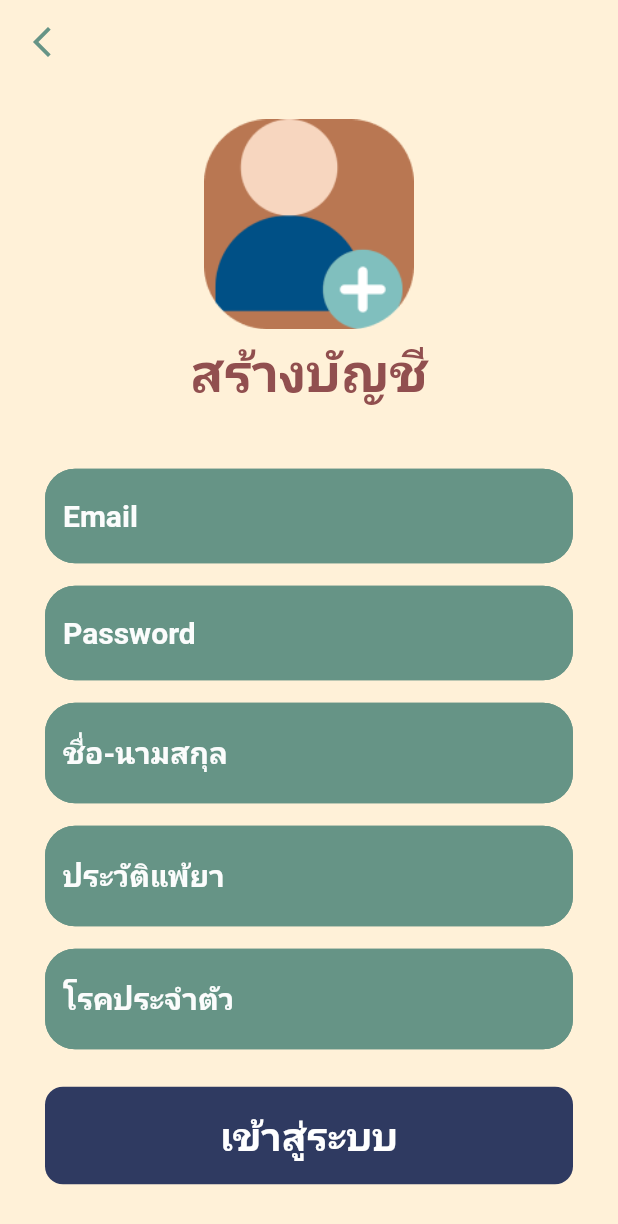
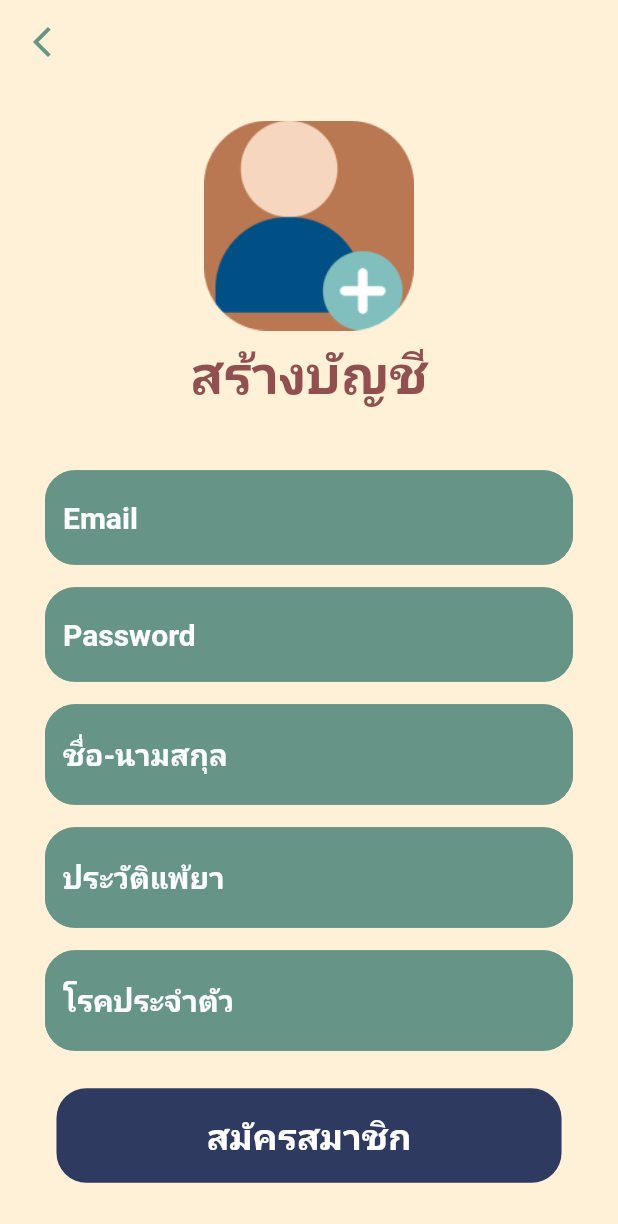
Before and after one commit to stamptitaree/NewProject, a Flutter app: the Register screen opened directly, on a phone screen of 412 x 824 dp. Shown: the top 1224 px of the screen. Run offline on Flutter 3.47's test engine with Material 2 defaults, Android fonts, the phone set to English and light mode, and no system bars; our stand-ins replace firebase_core; missing offline and left inert: dart:ffi; accounts and stored records are empty.

Commit message:
แก้box

```diff
--- a/lib/register.dart
+++ b/lib/register.dart
@@ -1,4 +1,5 @@
 import 'package:flutter/material.dart';
+import 'package:welcome/homepage/menubar.dart';
 
 class Register extends StatefulWidget {
   const Register({super.key});
@@ -171,21 +172,22 @@ class _RegisterState extends State<Register> {
 
                 SizedBox(height: 25),
 
-                Padding(
-                  padding: const EdgeInsets.symmetric(horizontal: 30.0),
-                  child: Container(
-                    padding: EdgeInsets.fromLTRB(8, 15, 8, 15),
-                    decoration: BoxDecoration(
-                        color: Color(0xff2F3A61),
-                        borderRadius: BorderRadius.circular(12)),
-                    child: Center(
-                      child: Text(
-                        'เข้าสู่ระบบ',
-                        style: TextStyle(
-                            color: Colors.white,
-                            fontWeight: FontWeight.bold,
-                            fontSize: 26),
-                      ),
+                Material(
+                  borderRadius: BorderRadius.circular(20),
+                  color: Color(0xff2F3A61),
+                  child: MaterialButton(
+                    padding: EdgeInsets.fromLTRB(100, 15, 100, 15),
+                    onPressed: () {
+                      Navigator.push(context,
+                          MaterialPageRoute(builder: (context) => Menubar()));
+                    },
+                    child: Text(
+                      "สมัครสมาชิก",
+                      textAlign: TextAlign.center,
+                      style: TextStyle(
+                          fontSize: 24,
+                          color: Color.fromARGB(255, 255, 255, 255),
+                          fontWeight: FontWeight.bold),
                     ),
                   ),
                 ),
```
